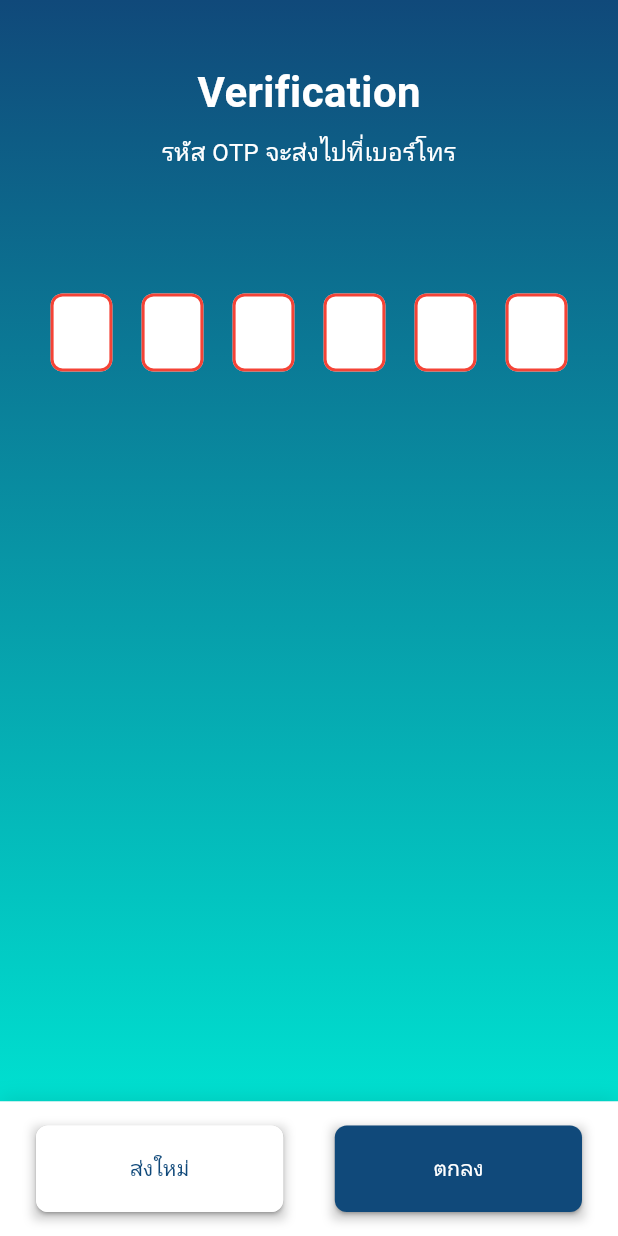
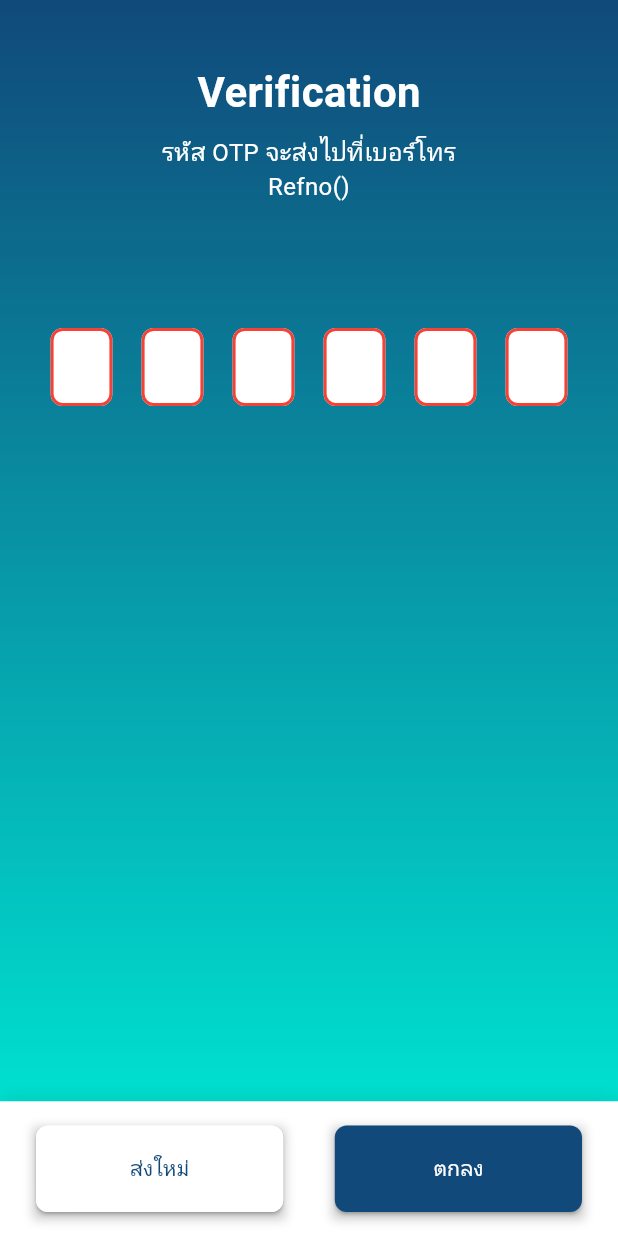
Before and after one commit to AshaTechCorporation/tcbapp, a Flutter app: the Otppage screen opened directly with empty values, after a tap on "ตกลง", on a phone screen of 412 x 824 dp. Run offline on Flutter 3.47's test engine with Material 3 defaults, Android fonts, the phone set to English and light mode, and no system bars; our stand-ins replace calendar_date_picker2, device_info_plus, dropdown_button2, dropdown_search, firebase_core, google_nav_bar and 2 more; missing offline and left inert: flutter_launcher_icons, onesignal_flutter; accounts and stored records are empty; network calls fail; project files that could hold a hidden picture were left out.

```diff
--- a/lib/advice/advicePage.dart
+++ b/lib/advice/advicePage.dart
@@ -16,6 +16,7 @@ class _AdvicePageState extends State<AdvicePage> {
     return Scaffold(
       backgroundColor: kBackgroundColor3,
       appBar: AppBar(
+        automaticallyImplyLeading: false,
         backgroundColor: kBackgroundColor,
         title: Row(
           mainAxisAlignment: MainAxisAlignment.spaceBetween,
--- a/lib/history/historyPage.dart
+++ b/lib/history/historyPage.dart
@@ -91,6 +91,7 @@ class _HistoryPageState extends State<HistoryPage> {
     return Scaffold(
       backgroundColor: kBackgroundColor3,
       appBar: AppBar(
+        automaticallyImplyLeading: false,
         backgroundColor: kBackgroundColor,
         title: Row(
           mainAxisAlignment: MainAxisAlignment.spaceBetween,
--- a/lib/information/informationPage.dart
+++ b/lib/information/informationPage.dart
@@ -84,6 +84,7 @@ class _InformationPageState extends State<InformationPage> {
     return Scaffold(
       backgroundColor: kBackgroundColor3,
       appBar: AppBar(
+        automaticallyImplyLeading: false,
         backgroundColor: kBackgroundColor,
         title: Row(
           mainAxisAlignment: MainAxisAlignment.spaceBetween,
--- a/lib/otp/OtpPage.dart
+++ b/lib/otp/OtpPage.dart
@@ -45,13 +45,24 @@ class _OtppageState extends State<Otppage> {
         await RegisterService.verifyOTP(
             otpCode, widget.refno, widget.fname, widget.lname, widget.cid, widget.date, widget.phone, widget.device_no, widget.notify_token);
         LoadingDialog.close(context);
-        Navigator.pushAndRemoveUntil(
-            context,
-            MaterialPageRoute(
-                builder: (context) => PinPage(
-                      check: false,
-                    )),
-            (route) => true);
+        Navigator.pushReplacement(
+          context,
+          MaterialPageRoute(
+            builder: (context) {
+              return PinPage(
+                check: false,
+              );
+            },
+          ),
+        );
+        // Navigator.pushAndRemoveUntil(
+        //   context,
+        //   MaterialPageRoute(
+        //       builder: (context) => PinPage(
+        //             check: false,
+        //           )),
+        //   (route) => true,
+        // );
       } on Exception catch (e) {
         if (!mounted) return;
         LoadingDialog.close(context);
@@ -104,6 +115,14 @@ class _OtppageState extends State<Otppage> {
               SizedBox(height: 8),
               Text(
                 'รหัส OTP จะส่งไปที่เบอร์โทร ${formatPhoneNumber(widget.phone)}',
+                style: TextStyle(
+                  fontSize: 16,
+                  color: Colors.white,
+                ),
+                textAlign: TextAlign.center,
+              ),
+              Text(
+                'Refno(${widget.refno})',
                 style: TextStyle(
                   fontSize: 16,
                   color: Colors.white,
--- a/lib/setting/settingPage.dart
+++ b/lib/setting/settingPage.dart
@@ -19,6 +19,7 @@ class _SettingPageState extends State<SettingPage> {
     return Scaffold(
       backgroundColor: kBackgroundColor3,
       appBar: AppBar(
+        automaticallyImplyLeading: false,
         backgroundColor: kBackgroundColor,
         title: Row(
           mainAxisAlignment: MainAxisAlignment.spaceBetween,
```
Also changed, not shown: lib/pin/confirmpin.dart (+4 -4 lines), lib/pin/pinPage.dart (+4 -4 lines), firebase.json, lib/firebase_options.dart, 6 other files.
